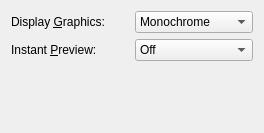
Before: the Qt Designer form src/frontends/qt4/ui/PrefDisplayUi.ui in rpavlik/lyx-lucid-backport, drawn with Qt 5.
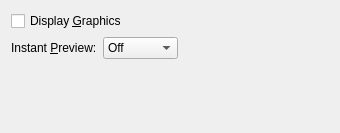
After: the same form once the commit is applied.

What changed in the file:
```diff
--- a/src/frontends/qt4/ui/PrefDisplayUi.ui
+++ b/src/frontends/qt4/ui/PrefDisplayUi.ui
@@ -1,42 +1,45 @@
 <ui version="4.0" >
- <author></author>
- <comment></comment>
- <exportmacro></exportmacro>
- <class>QPrefDisplayUi</class>
- <widget class="QWidget" name="QPrefDisplayUi" >
+ <class>PrefDisplayUi</class>
+ <widget class="QWidget" name="PrefDisplayUi" >
   <property name="geometry" >
    <rect>
     <x>0</x>
     <y>0</y>
-    <width>264</width>
+    <width>340</width>
     <height>133</height>
    </rect>
   </property>
   <property name="windowTitle" >
    <string/>
   </property>
-  <layout class="QGridLayout" >
-   <property name="margin" >
-    <number>11</number>
-   </property>
-   <property name="spacing" >
-    <number>6</number>
-   </property>
-   <item row="0" column="0" >
-    <layout class="QGridLayout" >
-     <property name="margin" >
-      <number>0</number>
+  <layout class="QGridLayout" name="gridLayout" >
+   <item row="0" column="0" colspan="2" >
+    <widget class="QCheckBox" name="displayGraphicsCB" >
+     <property name="text" >
+      <string>Display &amp;Graphics</string>
+     </property>
+    </widget>
+   </item>
+   <item rowspan="2" row="0" column="2" >
+    <spacer>
+     <property name="orientation" >
+      <enum>Qt::Horizontal</enum>
+     </property>
+     <property name="sizeHint" stdset="0" >
+      <size>
+       <width>40</width>
+       <height>20</height>
+      </size>
      </property>
-     <property name="spacing" >
-      <number>6</number>
-     </property>
-     <item row="0" column="0" >
-      <widget class="QLabel" name="displayGraphicsLA" >
+    </spacer>
+   </item>
+   <item row="1" column="0" >
+    <widget class="QLabel" name="instantPreviewLA" >
        <property name="text" >
-        <string>Display &amp;Graphics:</string>
+      <string>Instant &amp;Preview:</string>
        </property>
        <property name="buddy" >
-        <cstring>displayGraphicsCO</cstring>
+      <cstring>instantPreviewCO</cstring>
        </property>
       </widget>
      </item>
@@ -59,43 +62,7 @@
        </item>
       </widget>
      </item>
-     <item row="0" column="1" >
-      <widget class="QComboBox" name="displayGraphicsCO" >
-       <item>
-        <property name="text" >
-         <string>Monochrome</string>
-        </property>
-       </item>
-       <item>
-        <property name="text" >
-         <string>Grayscale</string>
-        </property>
-       </item>
-       <item>
-        <property name="text" >
-         <string>Color</string>
-        </property>
-       </item>
-       <item>
-        <property name="text" >
-         <string>Do not display</string>
-        </property>
-       </item>
-      </widget>
-     </item>
-     <item row="1" column="0" >
-      <widget class="QLabel" name="instantPreviewLA" >
-       <property name="text" >
-        <string>Instant &amp;Preview:</string>
-       </property>
-       <property name="buddy" >
-        <cstring>instantPreviewCO</cstring>
-       </property>
-      </widget>
-     </item>
-    </layout>
-   </item>
-   <item row="1" column="0" >
+   <item row="2" column="0" colspan="2" >
     <spacer>
      <property name="orientation" >
       <enum>Qt::Vertical</enum>
@@ -103,7 +70,7 @@
      <property name="sizeType" >
       <enum>QSizePolicy::Expanding</enum>
      </property>
-     <property name="sizeHint" >
+     <property name="sizeHint" stdset="0" >
       <size>
        <width>20</width>
        <height>20</height>
```
Left out of the diff: 8 changed lines with no effect on the pictures. Lines whose indentation alone changed are shown as unchanged.
